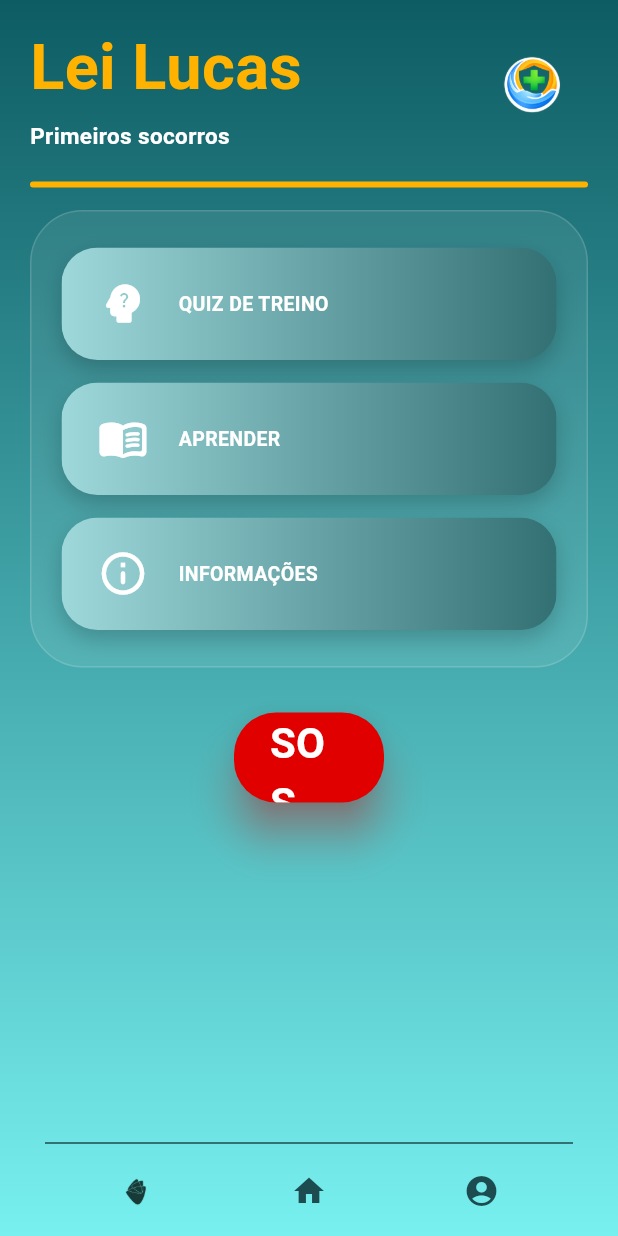
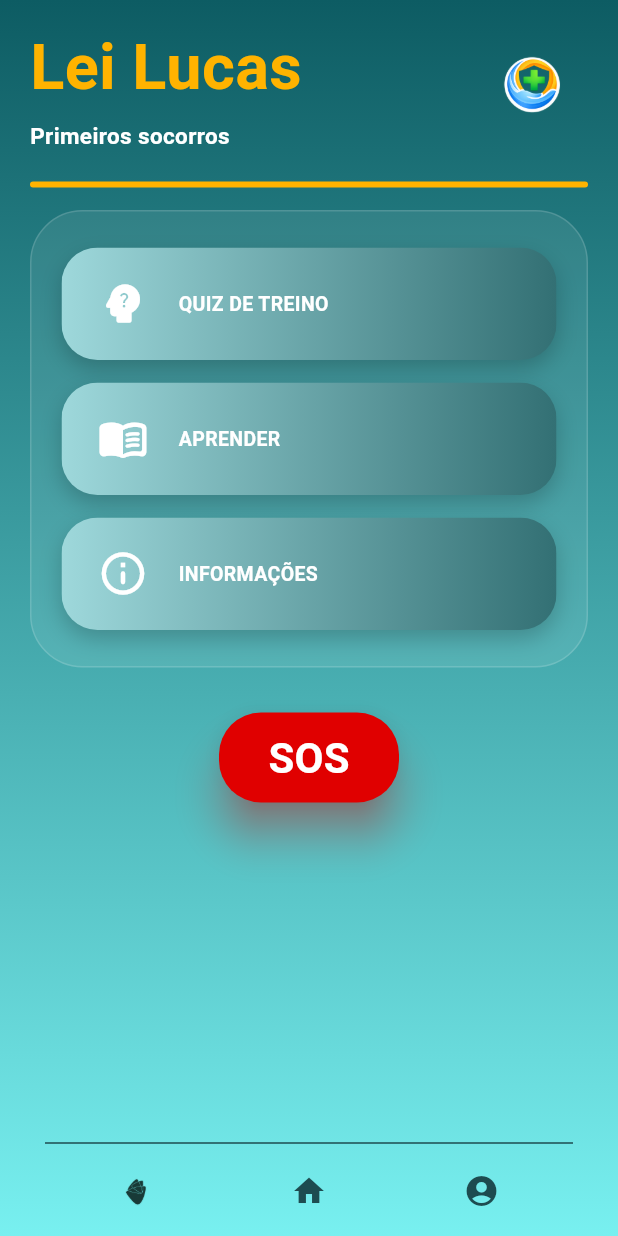
Before and after one commit to NataniarroM/lei_lucas_app, a Flutter app: the screen it shows after launch, on a phone screen of 412 x 824 dp. Run offline on Flutter 3.47's test engine with Material 3 defaults, Android fonts, the phone set to English and light mode, and no system bars; our stand-ins replace geolocator, shared_preferences.

Commit message:
produto final

```diff
--- a/lib/content_data.dart
+++ b/lib/content_data.dart
@@ -138,8 +138,8 @@ final Map<String, TopicContent> allTopics = {
     "Chame o SAMU 192 imediatamente se a criança não responder ou não respirar normalmente.",
   ),
 
-  "Hemorragia Nasais": TopicContent(
-    title: "Hemorragia Nasais",
+  "Hemorragias Nasais": TopicContent(
+    title: "Hemorragias Nasais",
     emergencyImagePath: "assets/aprender/hemorragianasaisemergency.png",
     identifyList: [
       "Sangramento pelo nariz",
--- a/lib/credits_page.dart
+++ b/lib/credits_page.dart
@@ -91,7 +91,7 @@ class CreditsPage extends StatelessWidget {
                           const Align(
                             alignment: Alignment.centerLeft,
                             child: Text(
-                              "Thainara Tentor Mangile de Barros\nLaisa Ariele Alba\nLorena Ishikawa Aranha\nNataniarro Murilo da Silva\nLeonardo Campos",
+                              "Thainara Tentor Mangile de Barros\nLaisa Ariele Alba\nLorena Ishikawa Aranha\nNataniarro Murilo da Silva\nLeonardo Corrêa Gama",
                               style: TextStyle(color: Colors.white, fontSize: 16, height: 1.5),
                             ),
                           ),
--- a/lib/home_page.dart
+++ b/lib/home_page.dart
@@ -22,7 +22,7 @@ class HomePage extends StatelessWidget {
             borderRadius: BorderRadius.circular(30),
             boxShadow: [
               BoxShadow(
-                color: Colors.red.withOpacity(0.5),
+                color: Colors.red.withValues(alpha: 0.5),
                 blurRadius: 20,
                 spreadRadius: 3,
               ),
@@ -113,7 +113,7 @@ class HomePage extends StatelessWidget {
       padding: const EdgeInsets.symmetric(vertical: 6),
       child: Container(
         decoration: BoxDecoration(
-          color: Colors.white.withOpacity(0.15),
+          color: Colors.white.withValues(alpha: 0.15),
           borderRadius: BorderRadius.circular(18),
         ),
         child: InkWell(
@@ -128,7 +128,7 @@ class HomePage extends StatelessWidget {
                   title,
                   style: TextStyle(
                     fontSize: 16,
-                    color: Colors.white.withOpacity(0.9),
+                    color: Colors.white.withValues(alpha: 0.9),
                     fontWeight: FontWeight.w600,
                   ),
                 ),
@@ -160,7 +160,7 @@ class HomePage extends StatelessWidget {
         borderRadius: BorderRadius.circular(24),
         boxShadow: [
           BoxShadow(
-            color: Colors.black.withOpacity(0.2),
+            color: Colors.black.withValues(alpha: 0.2),
             blurRadius: 12,
             offset: const Offset(0, 6),
           ),
@@ -302,10 +302,10 @@ class HomePage extends StatelessWidget {
                         width: double.infinity,
                         padding: const EdgeInsets.symmetric(vertical: 24, horizontal: 20),
                         decoration: BoxDecoration(
-                          color: Colors.white.withOpacity(0.08),
+                          color: Colors.white.withValues(alpha: 0.08),
                           borderRadius: BorderRadius.circular(35),
                           border: Border.all(
-                            color: Colors.white.withOpacity(0.15),
+                            color: Colors.white.withValues(alpha: 0.15),
                           ),
                         ),
                         child: Column(
@@ -361,7 +361,7 @@ class HomePage extends StatelessWidget {
 
                       Center(
                         child: SizedBox(
-                          width: 100,
+                          width: 120,
                           height: 60,
                           child: ElevatedButton(
                             onPressed: () => _openSOS(context),
```
Also changed, not shown: lib/selection_menu_page.dart (+5 -12 lines), pubspec.yaml (+7 -0 lines), pubspec.lock, 6 other files.
